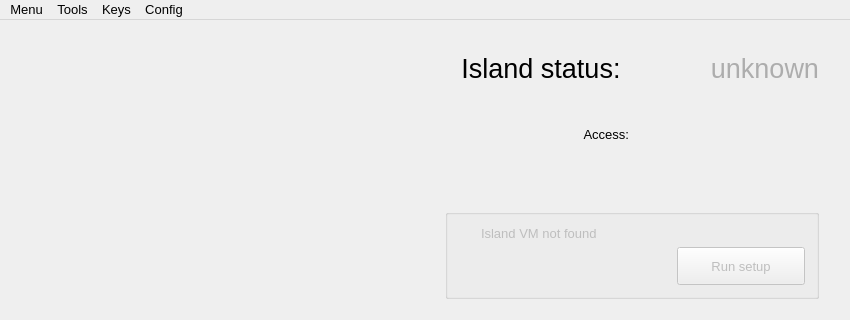
This is island-manager/views/main_form/main_form.ui in viocost/islands as Qt 5 draws it before an edit; both pictures show x 0 to 850 and y 0 to 320 of the 850 by 673 pixel window. The edited form follows.
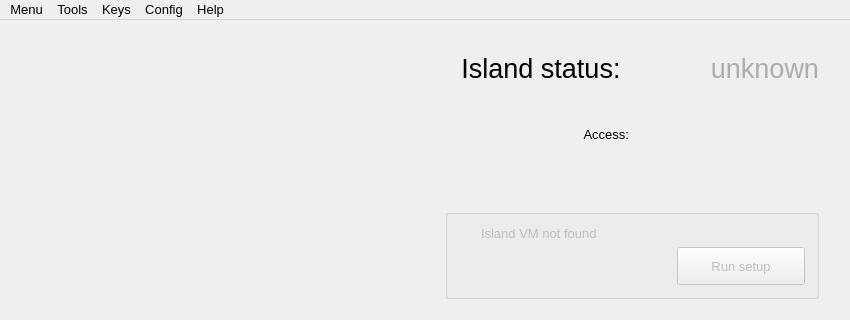
This is the edited form. Icons and pictures are not drawn.

Commit message: Help form implementes

Patch:
```diff
--- a/island-manager/views/main_form/main_form.ui
+++ b/island-manager/views/main_form/main_form.ui
@@ -560,7 +560,7 @@
      <x>0</x>
      <y>0</y>
      <width>850</width>
-     <height>21</height>
+     <height>22</height>
     </rect>
    </property>
    <widget class="QMenu" name="menuOptions">
@@ -594,10 +594,17 @@
     <addaction name="separator"/>
     <addaction name="act_update_vm"/>
    </widget>
+   <widget class="QMenu" name="menuHelp">
+    <property name="title">
+     <string>Help</string>
+    </property>
+    <addaction name="act_help"/>
+   </widget>
    <addaction name="menuOptions"/>
    <addaction name="menuTools"/>
    <addaction name="menuKeys"/>
    <addaction name="menuConfig"/>
+   <addaction name="menuHelp"/>
   </widget>
   <widget class="QStatusBar" name="statusBar">
    <property name="locale">
```
Left out of the diff: 5 changed lines with no effect on the pictures. The commit also changes 7 other files.
